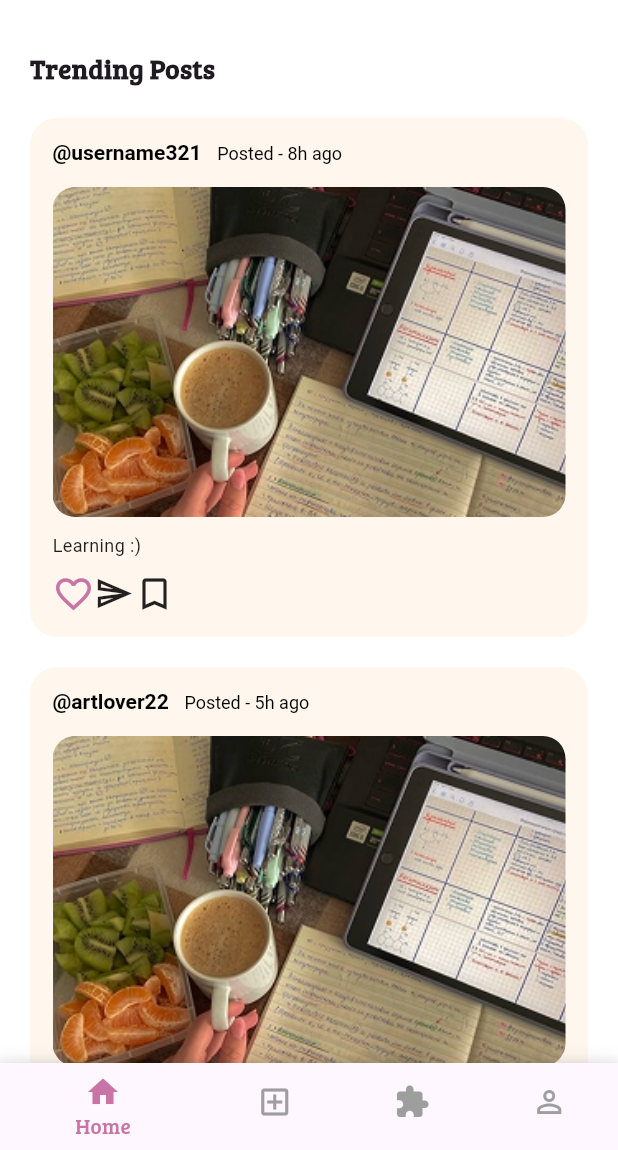
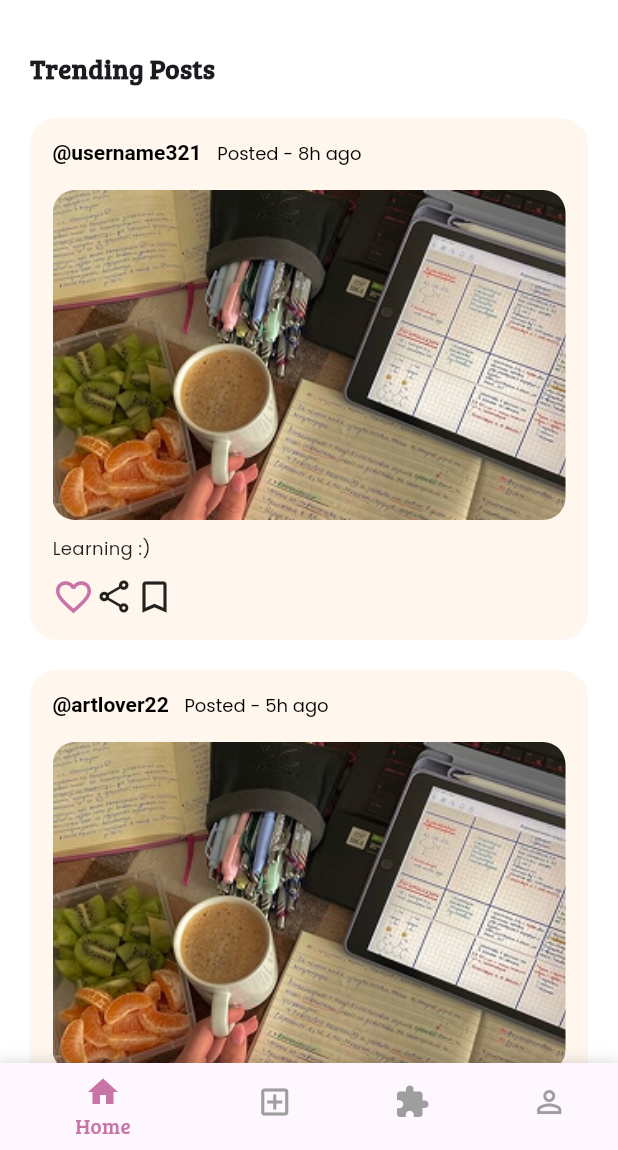
Before and after one commit to Shreyash-Adhikari1/ArtSphere, a Flutter app: the HomeScreen screen opened directly, on a phone screen of 412 x 824 dp, the part 86-1236 px from its top. Run offline on Flutter 3.47's test engine with Material 3 defaults, Android fonts, the light colour scheme and no system bars.

Commit message:
Minor Fixes

```diff
--- a/lib/screens/home/challenges_screen.dart
+++ b/lib/screens/home/challenges_screen.dart
@@ -10,6 +10,6 @@ class ChallengesScreen extends StatefulWidget {
 class _ChallengesScreenState extends State<ChallengesScreen> {
   @override
   Widget build(BuildContext context) {
-    return const Placeholder();
+    return SizedBox(child: Text("This is Create Screen"));
   }
 }
--- a/lib/screens/home/create_screen.dart
+++ b/lib/screens/home/create_screen.dart
@@ -10,6 +10,8 @@ class CreateScreen extends StatefulWidget {
 class _CreateScreenState extends State<CreateScreen> {
   @override
   Widget build(BuildContext context) {
-    return const Placeholder();
+    return SizedBox(
+      child: Text("This is Create Screen"),
+    );
   }
 }
--- a/lib/screens/home/profile_screen.dart
+++ b/lib/screens/home/profile_screen.dart
@@ -10,6 +10,8 @@ class ProfileScreen extends StatefulWidget {
 class _ProfileScreenState extends State<ProfileScreen> {
   @override
   Widget build(BuildContext context) {
-    return const Placeholder();
+    return SizedBox(
+      child: Text("This is Profile Screen"),
+    );
   }
 }
--- a/lib/widgets/postcard_widget.dart
+++ b/lib/widgets/postcard_widget.dart
@@ -64,7 +64,7 @@ class PostcardWidget extends StatelessWidget {
             mainAxisAlignment: MainAxisAlignment.start,
             children: [
               Icon(Icons.favorite_border, size: 28, color: Color(0xFFC974A6)),
-              Icon(Icons.send_outlined, size: 26),
+              Icon(Icons.share_outlined, size: 26),
               Icon(Icons.bookmark_border, size: 28),
             ],
           ),
--- a/pubspec.yaml
+++ b/pubspec.yaml
@@ -79,6 +79,10 @@ flutter:
       fonts:
         - asset: assets/fonts/BreeSerif-Regular.ttf
 
+    - family: Poppins
+      fonts:
+        - asset: assets/fonts/Poppins-Regular.ttf
+
 
   #
   # For details regarding fonts from package dependencies,
```
